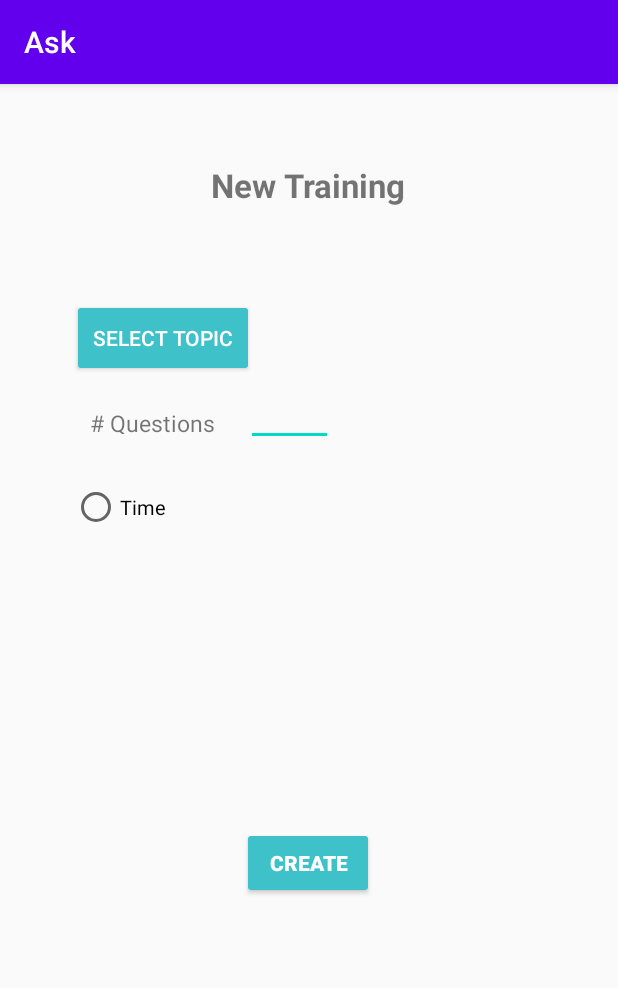
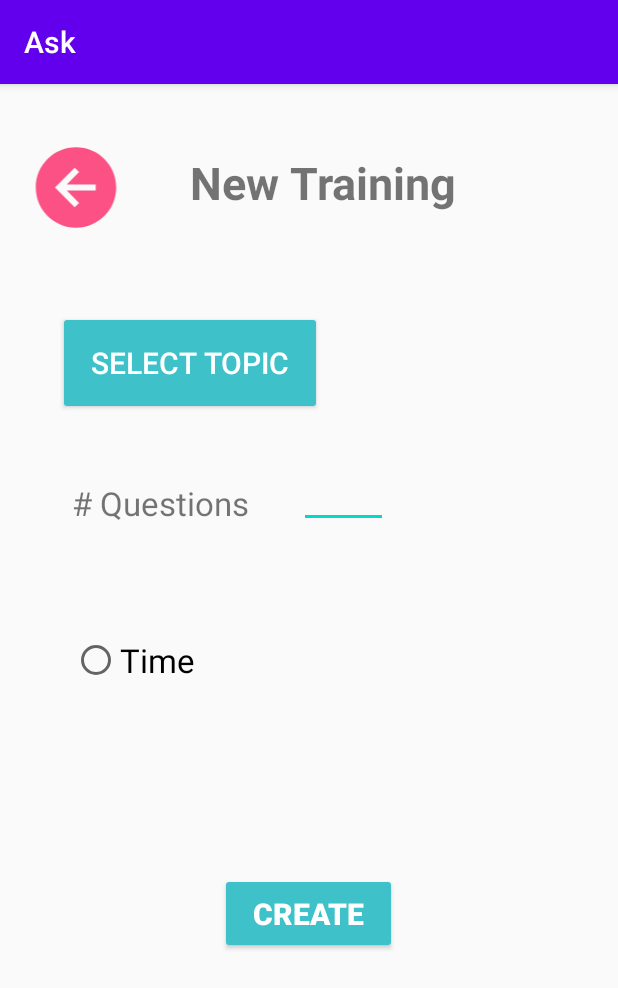
Before and after one commit to ManuelCoronel/Ask, an Android app: the NewTrainingActivity screen opened directly, with no data from a screen before it, on a phone screen of 412 x 824 dp. Shown: the top 988 px of the screen. Run offline under Robolectric (Android 15) with nearby library versions, the phone set to English and light mode, and no system bars.

Commit message:
Cambios menores front new training

```diff
--- a/Ask/app/src/main/java/com/example/ask/NewTrainingActivity.kt
+++ b/Ask/app/src/main/java/com/example/ask/NewTrainingActivity.kt
@@ -1,11 +1,29 @@
 package com.example.ask
 
+import android.content.Intent
 import androidx.appcompat.app.AppCompatActivity
 import android.os.Bundle
+import android.widget.ImageView
 
 class NewTrainingActivity : AppCompatActivity() {
+
+    private lateinit var btn: ImageView
+
     override fun onCreate(savedInstanceState: Bundle?) {
         super.onCreate(savedInstanceState)
         setContentView(R.layout.activity_new_training)
+
+        btn = findViewById(R.id.btnBack)
+
+        btn.setOnClickListener{
+            irTraining()
+        }
+
+    }
+
+    private fun irTraining(){
+        val intent = Intent(this, DashboardActivity::class.java)
+        startActivity(intent)
+
     }
 }
--- a/Ask/app/src/main/res/layout/activity_new_training.xml
+++ b/Ask/app/src/main/res/layout/activity_new_training.xml
@@ -8,26 +8,27 @@
 
     <TextView
         android:id="@+id/textView2"
-        android:layout_width="140dp"
-        android:layout_height="39dp"
-        android:layout_marginTop="48dp"
+        android:layout_width="315dp"
+        android:layout_height="59dp"
+        android:layout_marginTop="36dp"
+        android:gravity="center"
         android:text="@string/newTraining"
-        android:gravity="center"
+        android:textSize="30sp"
         android:textStyle="bold"
-        android:textSize="22sp"
         app:layout_constraintEnd_toEndOf="parent"
-        app:layout_constraintHorizontal_bias="0.498"
+        app:layout_constraintHorizontal_bias="0.593"
         app:layout_constraintStart_toStartOf="parent"
         app:layout_constraintTop_toTopOf="parent" />
 
     <Button
         android:id="@+id/button"
-        android:layout_width="121dp"
-        android:layout_height="52dp"
+        android:layout_width="176dp"
+        android:layout_height="69dp"
+        android:layout_marginTop="56dp"
+        android:backgroundTint="#3FC1C9"
+        android:text="@string/selectTopic"
         android:textColor="#FFFF"
-        android:layout_marginTop="56dp"
-        android:text="@string/selectTopic"
-        android:backgroundTint="#3FC1C9"
+        android:textSize="20sp"
         app:layout_constraintEnd_toEndOf="parent"
         app:layout_constraintHorizontal_bias="0.165"
         app:layout_constraintStart_toStartOf="parent"
@@ -35,34 +36,34 @@
 
     <TextView
         android:id="@+id/textView3"
-        android:layout_width="84dp"
-        android:layout_height="18dp"
-        android:layout_marginStart="60dp"
-        android:layout_marginTop="20dp"
+        android:layout_width="131dp"
+        android:layout_height="33dp"
+        android:layout_marginStart="48dp"
+        android:layout_marginTop="44dp"
+        android:text="@string/numberQuestions"
+        android:textSize="22sp"
         android:textStyle=""
-        android:text="@string/numberQuestions"
-        android:textSize="15sp"
         app:layout_constraintStart_toStartOf="parent"
         app:layout_constraintTop_toBottomOf="@+id/button" />
 
     <RadioButton
         android:id="@+id/radioButton"
-        android:layout_width="79dp"
-        android:layout_height="34dp"
+        android:layout_width="116dp"
+        android:layout_height="36dp"
         android:layout_marginStart="48dp"
         android:text="Time"
-        android:textSize="13sp"
+        android:textSize="22sp"
         app:layout_constraintBottom_toBottomOf="parent"
         app:layout_constraintStart_toStartOf="parent"
         app:layout_constraintTop_toBottomOf="@+id/textView3"
-        app:layout_constraintVertical_bias="0.064" />
+        app:layout_constraintVertical_bias="0.157" />
 
     <EditText
         android:id="@+id/editTextNumber"
-        android:layout_width="58dp"
-        android:layout_height="26dp"
+        android:layout_width="59dp"
+        android:layout_height="31dp"
         android:layout_marginStart="20dp"
-        android:layout_marginTop="20dp"
+        android:layout_marginTop="44dp"
         android:ems="10"
         android:inputType="number"
         app:layout_constraintEnd_toEndOf="parent"
@@ -72,16 +73,28 @@
 
     <Button
         android:id="@+id/button2"
-        android:layout_width="wrap_content"
-        android:layout_height="wrap_content"
-        android:layout_marginTop="196dp"
+        android:layout_width="118dp"
+        android:layout_height="54dp"
+        android:layout_marginTop="124dp"
+        android:backgroundTint="#3FC1C9"
         android:text="@string/createTraining"
+        android:textSize="20sp"
         android:textColor="#FFFF"
         android:textStyle="bold"
-        android:backgroundTint="#3FC1C9"
         app:layout_constraintEnd_toEndOf="parent"
         app:layout_constraintHorizontal_bias="0.498"
         app:layout_constraintStart_toStartOf="parent"
         app:layout_constraintTop_toBottomOf="@+id/radioButton" />
 
+    <ImageView
+        android:id="@+id/btnBack"
+        android:layout_width="69dp"
+        android:layout_height="66dp"
+        android:layout_marginStart="16dp"
+        android:layout_marginTop="36dp"
+        app:layout_constraintStart_toStartOf="parent"
+        app:layout_constraintTop_toTopOf="parent"
+        app:srcCompat="@drawable/ic_back"
+        app:tint="#FC5185" />
+
 </androidx.constraintlayout.widget.ConstraintLayout>
```
Also changed, not shown: Ask/app/src/main/res/drawable/left_arrow.png (added), Ask/app/src/main/res/drawable/previous.png (added).
